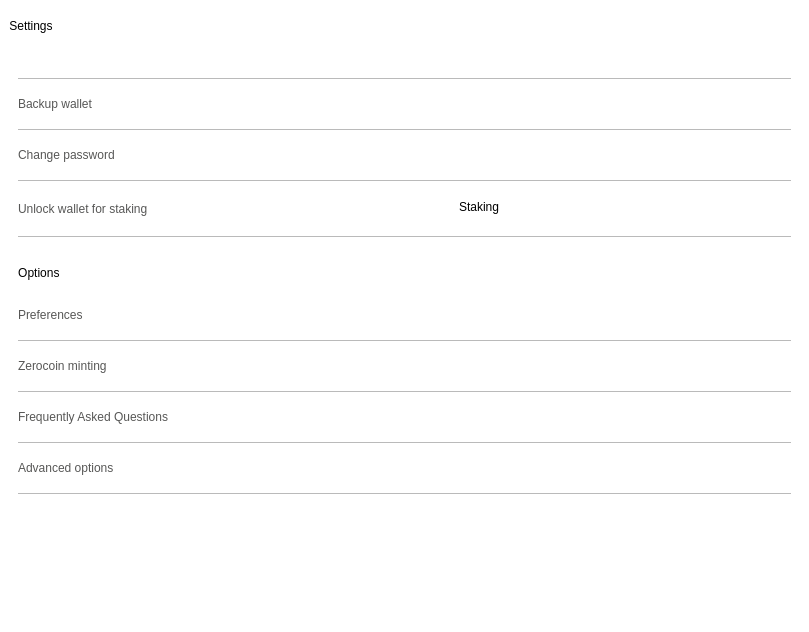
The window that src/qt/veil/forms/settingswidget.ui (Veil-Project/veil) describes before a commit, drawn with Qt 5.
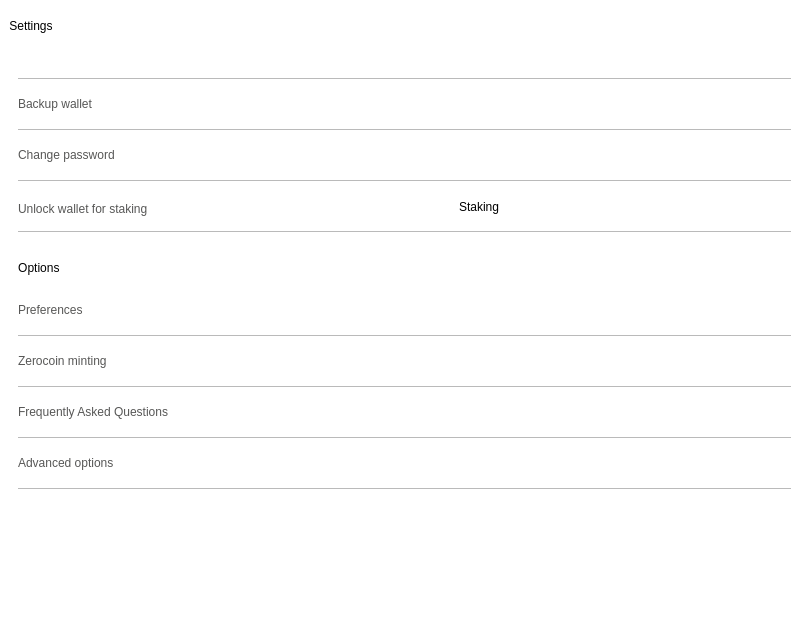
The same window after the commit. Icons and pictures are not drawn.

```diff
--- a/src/qt/veil/forms/settingswidget.ui
+++ b/src/qt/veil/forms/settingswidget.ui
@@ -254,7 +254,7 @@
              <number>5</number>
             </property>
             <property name="bottomMargin">
-             <number>5</number>
+             <number>0</number>
             </property>
             <item>
              <widget class="QPushButton" name="labelStacking">
```
